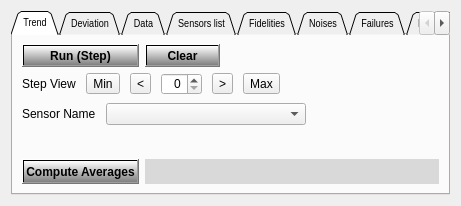
stslu/rex, file src/commons/RSGraphView.ui: the form before one commit.
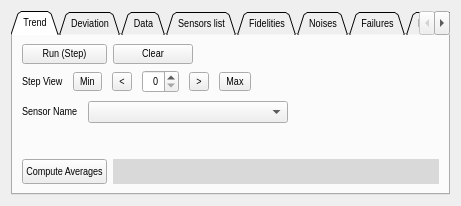
The form after the commit. Icons and pictures are not drawn. Custom widgets are drawn as their Qt base class.

Commit message: cleaning. remove style

```diff
--- a/src/commons/RSGraphView.ui
+++ b/src/commons/RSGraphView.ui
@@ -17,13 +17,6 @@
    <iconset resource="../RSDesktop.qrc">
     <normaloff>:/img/Rex.png</normaloff>:/img/Rex.png</iconset>
   </property>
-  <property name="styleSheet">
-   <string notr="true">QPushButton{
-background-color: qlineargradient(x1: 0, y1: 0, x2: 0, y2: 1, stop: 0 white, stop: 1 grey);
-color: black; font-weight: bold;
-} 
-</string>
-  </property>
   <layout class="QGridLayout" name="gridLayout">
    <item row="0" column="0">
     <widget class="QTabWidget" name="m_tabView">
@@ -31,7 +24,6 @@
       <font>
        <family>Arial Narrow</family>
        <pointsize>8</pointsize>
-       <weight>50</weight>
        <italic>false</italic>
        <bold>false</bold>
       </font>
@@ -39,13 +31,6 @@
      <property name="cursor">
       <cursorShape>ArrowCursor</cursorShape>
      </property>
-     <property name="styleSheet">
-      <string notr="true">QPushButton{
-background-color: qlineargradient(x1: 0, y1: 0, x2: 0, y2: 1, stop: 0 white, stop: 1 grey);
-color: black;
-font-weight: bold;
-}</string>
-     </property>
      <property name="tabShape">
       <enum>QTabWidget::Triangular</enum>
      </property>
@@ -140,12 +125,6 @@
          <property name="cursor">
           <cursorShape>PointingHandCursor</cursorShape>
          </property>
-         <property name="styleSheet">
-          <string notr="true">QPushButton{
-background-color: qlineargradient(x1: 0, y1: 0, x2: 0, y2: 1, stop: 0 white, stop: 1 grey);
-color: black; font-weight: bold;
-} </string>
-         </property>
          <property name="text">
           <string>Run (Step)</string>
          </property>
@@ -156,12 +135,6 @@
          <property name="cursor">
           <cursorShape>PointingHandCursor</cursorShape>
          </property>
-         <property name="styleSheet">
-          <string notr="true">QPushButton{
-background-color: qlineargradient(x1: 0, y1: 0, x2: 0, y2: 1, stop: 0 white, stop: 1 grey);
-color: black; font-weight: bold;
-} </string>
-         </property>
          <property name="text">
           <string>Clear</string>
          </property>
@@ -261,11 +234,8 @@
          <property name="cursor">
           <cursorShape>PointingHandCursor</cursorShape>
          </property>
-         <property name="styleSheet">
-          <string notr="true">QPushButton{
-background-color: qlineargradient(x1: 0, y1: 0, x2: 0, y2: 1, stop: 0 white, stop: 1 grey);
-color: black; font-weight: bold;
-} </string>
+         <property name="layoutDirection">
+          <enum>Qt::LayoutDirection::LeftToRight</enum>
          </property>
          <property name="text">
           <string>Compute Averages</string>
```
Left out of the diff: 24 changed lines with no effect on the pictures. The commit also changes 21 other files.
